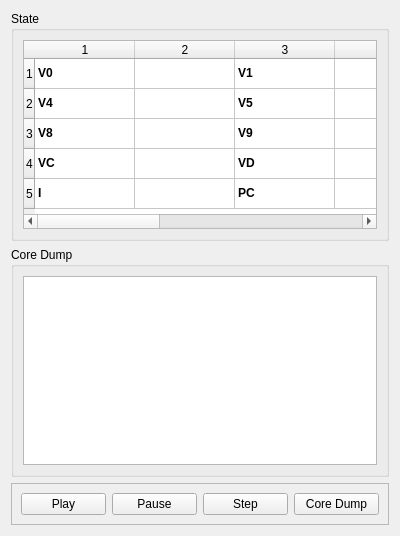
josephstill/chip-8, file source/ProcessorInspectionWindow.ui: the form before one commit.
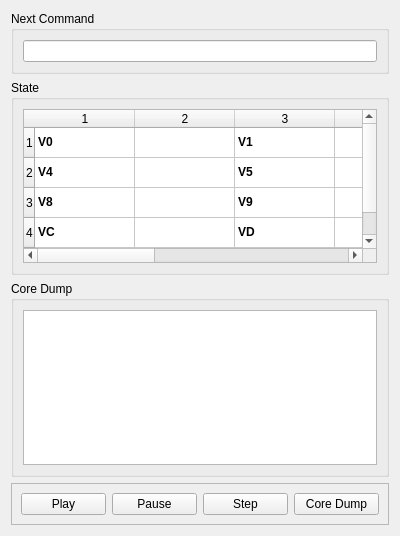
The form after the commit.

```diff
--- a/source/ProcessorInspectionWindow.ui
+++ b/source/ProcessorInspectionWindow.ui
@@ -22,6 +22,22 @@
   <layout class="QHBoxLayout" name="horizontalLayout_6">
    <item>
     <layout class="QVBoxLayout" name="verticalLayout">
+     <item>
+      <widget class="QGroupBox" name="groupBox_3">
+       <property name="title">
+        <string>Next Command</string>
+       </property>
+       <layout class="QHBoxLayout" name="horizontalLayout_7">
+        <item>
+         <widget class="QLineEdit" name="commandDisplay">
+          <property name="readOnly">
+           <bool>true</bool>
+          </property>
+         </widget>
+        </item>
+       </layout>
+      </widget>
+     </item>
      <item>
       <widget class="QGroupBox" name="groupBox">
        <property name="title">
```
